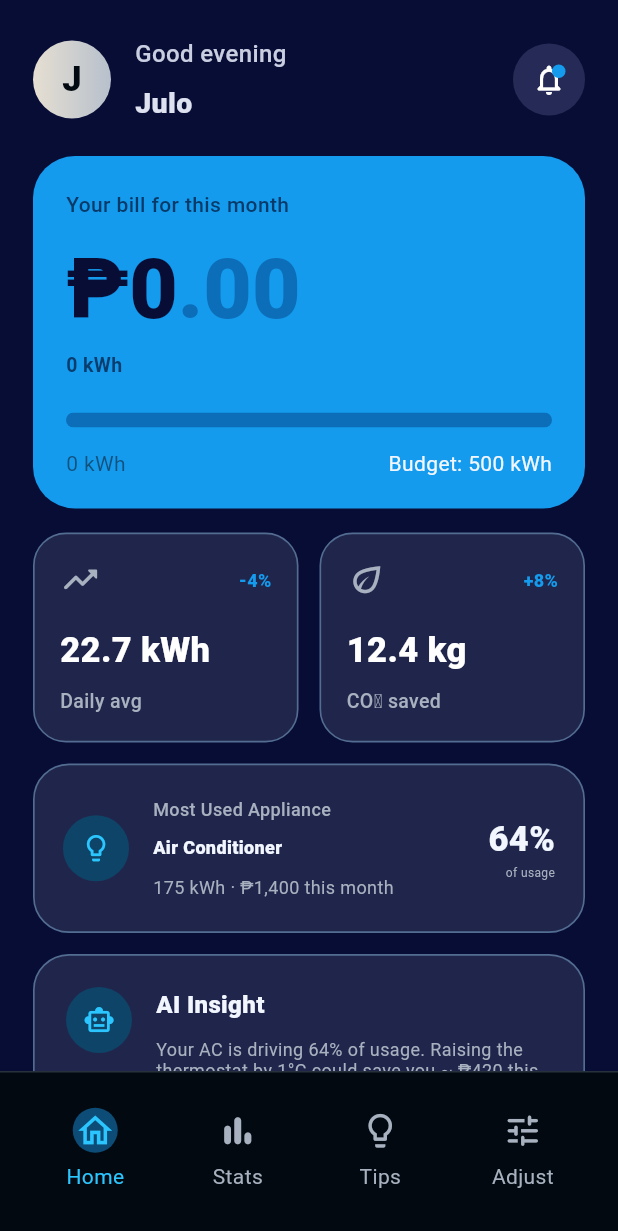
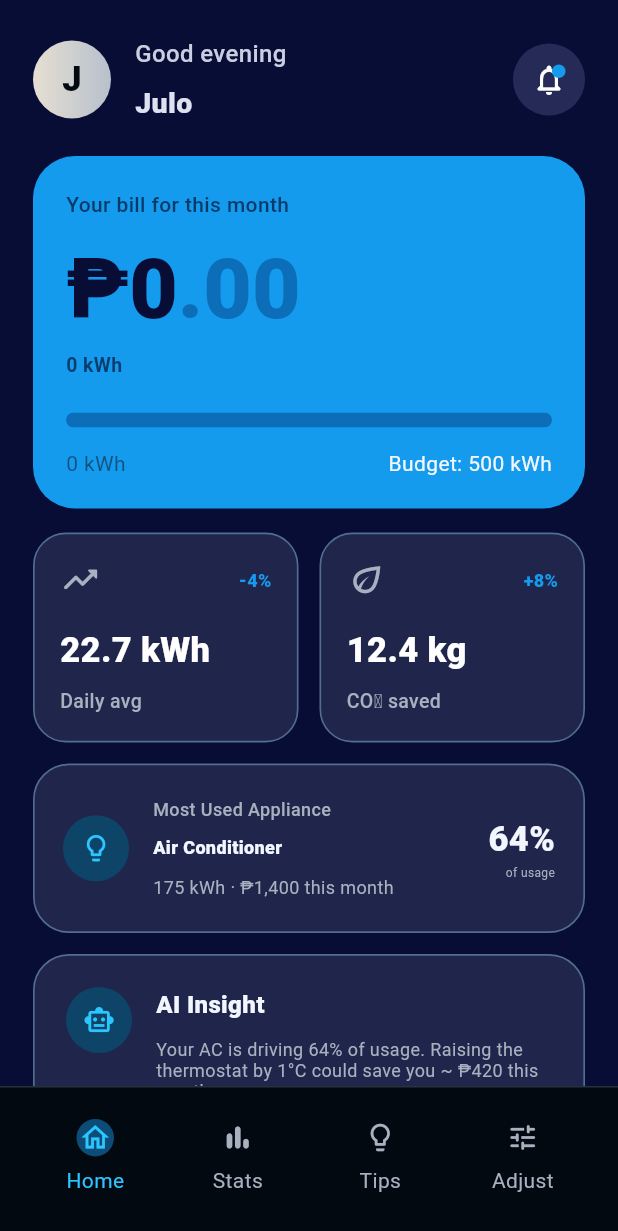
Before and after one commit to Wattdapak/WattwAIs, a Flutter app: the Dashboard screen opened by its route, on a phone screen of 412 x 824 dp. Shown: the top 1231 px of the screen. Run offline on Flutter 3.47's test engine with Material 3 defaults, Android fonts, the light colour scheme and no system bars; our stand-ins replace cloud_firestore, firebase_auth, firebase_core, go_router; accounts and stored records are empty; network calls fail; Roboto replaces fonts that are missing (Helvetica Neue).

Commit message:
ui: made bottomnav even smaller

```diff
--- a/lib/widgets/bottom_nav.dart
+++ b/lib/widgets/bottom_nav.dart
@@ -37,8 +37,8 @@ class _NavItem extends StatelessWidget {
             children: [
               AnimatedContainer(
                 duration: const Duration(milliseconds: 180),
-                width: 30,
-                height: 30,
+                width: 25,
+                height: 25,
                 decoration: BoxDecoration(
                   color: selected
                       ? const Color(0xFF0C4C76)
@@ -48,7 +48,7 @@ class _NavItem extends StatelessWidget {
                 child: Icon(
                   icon,
                   color: selected ? AppColors.cyan : AppColors.muted,
-                  size: 27,
+                  size: 22,
                 ),
               ),
               const SizedBox(height: 6),
@@ -85,7 +85,7 @@ class WattBottomNav extends StatelessWidget {
   @override
   Widget build(BuildContext context) {
     return Container(
-      height: 110,
+      height: 100,
       decoration: const BoxDecoration(
         color: AppColors.ink,
         border: Border(
```
